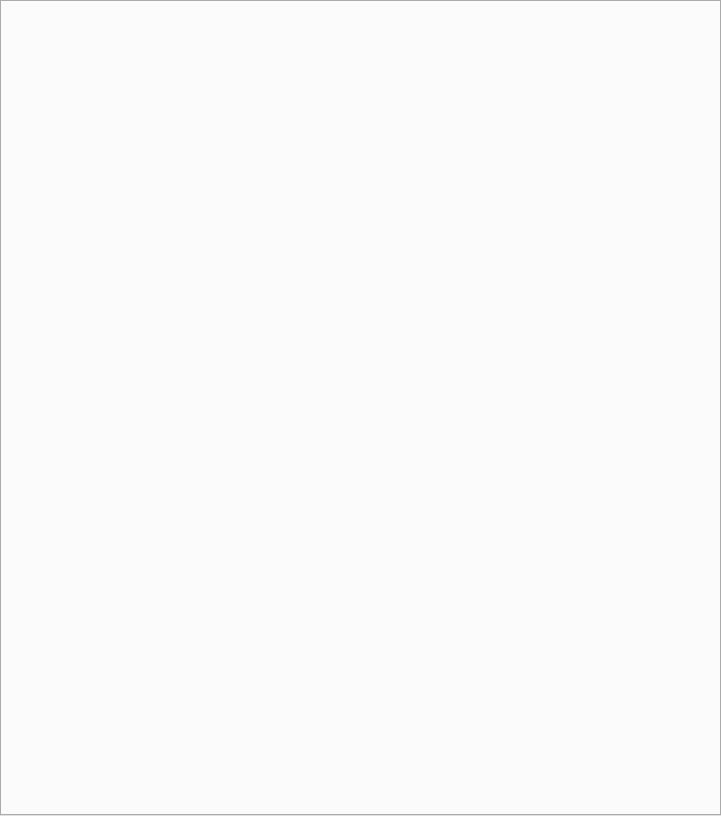
i-minakov/utext, file SubWindow.ui: the form before one commit.
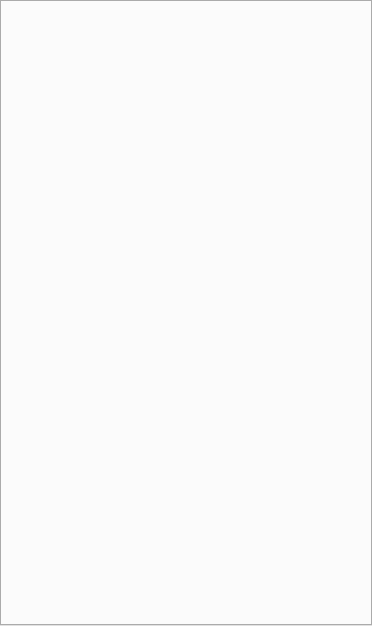
The form after the commit.

Commit message: close screen

```diff
--- a/SubWindow.ui
+++ b/SubWindow.ui
@@ -6,8 +6,8 @@
    <rect>
     <x>0</x>
     <y>0</y>
-    <width>721</width>
-    <height>816</height>
+    <width>372</width>
+    <height>626</height>
    </rect>
   </property>
   <property name="minimumSize">
@@ -43,6 +43,9 @@
      <property name="currentIndex">
       <number>-1</number>
      </property>
+     <property name="tabsClosable">
+      <bool>true</bool>
+     </property>
     </widget>
    </item>
   </layout>
```
The commit also changes 4 other files.
